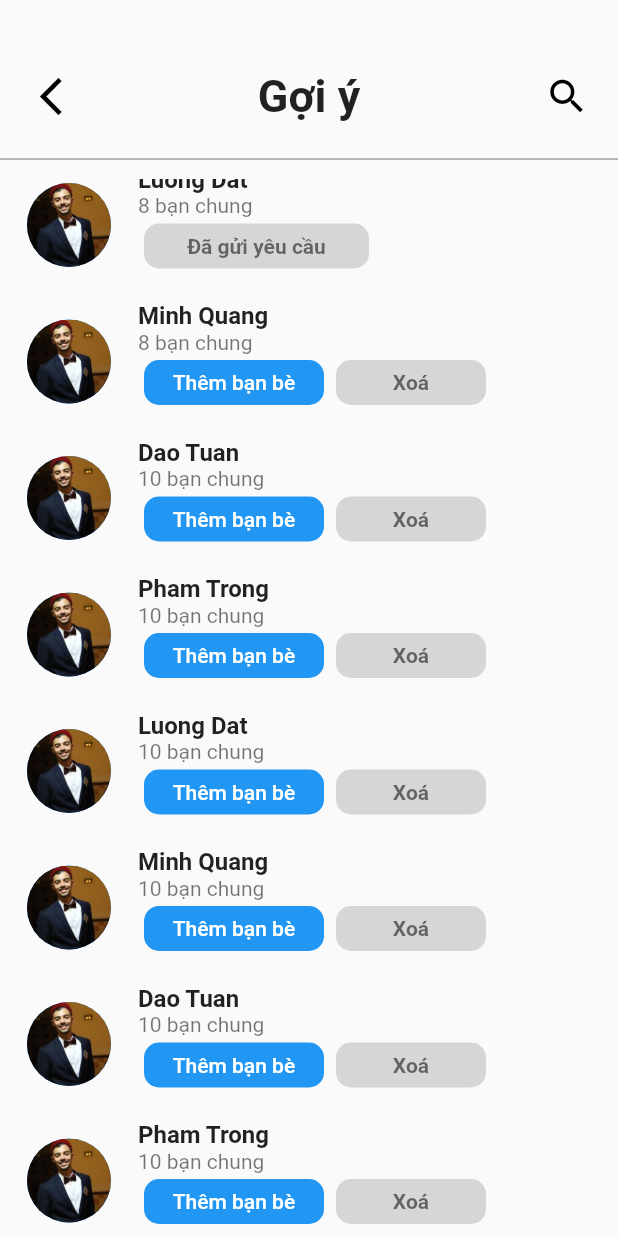
After one commit to nbtpj/foodnet_01, a Flutter app: the FriendSuggestion screen opened directly, scrolled down 54 dp, after a tap on "Thêm bạn bè", on a phone screen of 412 x 824 dp. The commit adds this screen. Run offline on Flutter 3.47's test engine with Material 2 defaults, Android fonts, the phone set to English and light mode, and no system bars; our stand-ins replace carousel_slider, curved_navigation_bar, firebase_auth, firebase_core, firebase_database, firebase_storage and 3 more; accounts and stored records are empty.

Commit message:
add friend suggestion screen and data for this screen

```diff
--- a/lib/ui/components/friend_item.dart
+++ b/lib/ui/components/friend_item.dart
@@ -265,3 +265,146 @@ class _FriendListItemState extends State<FriendListItem> {
     );
   }
 }
+
+class FriendSuggestionItem extends StatefulWidget {
+  final String userAsset;
+  final String name;
+  final int mutualism;
+  final String index;
+  //final void Function(int) eraseFriendsList;
+  const FriendSuggestionItem({
+    Key? key,
+    required this.userAsset,
+    required this.name,
+    required this.mutualism,
+    required this.index,
+    //required this.eraseFriendsList,
+  }) : super(key: key);
+
+  @override
+  _FriendSuggestionItemState createState() => _FriendSuggestionItemState();
+}
+
+class _FriendSuggestionItemState extends State<FriendSuggestionItem> {
+  bool _confirm = false;
+
+  void _updateConfirm() {
+    setState(() {
+      _confirm = true;
+    });
+  }
+  @override
+  Widget build(BuildContext context) {
+    return ListTile(
+      title: Text(
+        widget.name,
+        style: TextStyle(
+            fontWeight: FontWeight.w600
+        ),
+      ),
+      isThreeLine: false,
+      leading: CircleAvatar(
+        radius: 30,
+        backgroundImage: AssetImage(widget.userAsset),
+      ),
+      subtitle: Column(
+        crossAxisAlignment: CrossAxisAlignment.start,
+        children: [
+          Text(widget.mutualism.toString() + " bạn chung"),
+          (_confirm
+              ? Confirmed1()
+              : UnConfirm1(updateConfirm: _updateConfirm,
+              /*eraseFriendsList: widget.eraseFriendsList,*/ index: widget.index
+          )
+          )
+        ],
+      ),
+    );
+  }
+}
+
+class UnConfirm1 extends StatelessWidget {
+  final void Function() updateConfirm;
+  //final void Function(int) eraseFriendsList;
+  final String index;
+  const UnConfirm1 ({
+    Key? key,
+    required this.updateConfirm,
+    //required this.eraseFriendsList,
+    required this.index,
+  }) : super(key: key);
+
+  @override
+  Widget build(BuildContext context) {
+    return Row(
+      children: [
+        GestureDetector(
+          onTap: () {
+            updateConfirm();
+          },
+          child: Container(
+            decoration: BoxDecoration(
+                color: Colors.blue,
+                borderRadius: BorderRadius.circular(10)),
+            margin: const EdgeInsets.all(4),
+            width: 120,
+            height: 30,
+            alignment: Alignment.center,
+            child: const Text(
+              "Thêm bạn bè",
+              style: TextStyle(
+                color: Colors.white,
+                fontWeight: FontWeight.w500,
+              ),
+            ),
+          ),
+        ),
+        GestureDetector(
+          onTap: () {
+            //eraseFriendsList(index);
+          },
+          child: Container(
+            decoration: BoxDecoration(
+                color: Colors.grey[350],
+                borderRadius: BorderRadius.circular(10)),
+            margin: const EdgeInsets.all(4),
+            width: 100,
+            height: 30,
+            alignment: Alignment.center,
+            child: const Text(
+              "Xoá",
+              style: TextStyle(
+                fontWeight: FontWeight.w600,
+              ),
+            ),
+          ),
+        )
+      ],
+    );
+  }
+}
+
+class Confirmed1 extends StatelessWidget {
+  const Confirmed1 ({Key? key}) : super(key: key);
+
+  @override
+  Widget build(BuildContext context) {
+    return Row(
+      children: [
+        Container(
+            decoration: BoxDecoration(
+                color: Colors.grey[350],
+                borderRadius: BorderRadius.circular(10)),
+            margin: const EdgeInsets.all(4),
+            width: 150,
+            height: 30,
+            alignment: Alignment.center,
+            child: Text(
+              "Đã gửi yêu cầu",
+              style: TextStyle(fontWeight: FontWeight.bold),
+            ),
+        ),
+      ],
+    );
+  }
+}
--- a/lib/ui/screens/friend/friend_invitations.dart
+++ b/lib/ui/screens/friend/friend_invitations.dart
@@ -1,5 +1,6 @@
 import 'package:flutter/material.dart';
 import 'package:foodnet_01/ui/screens/friend/friend_list.dart';
+import 'package:foodnet_01/ui/screens/friend/friend_suggestions.dart';
 import 'package:foodnet_01/util/navigate.dart';
 
 import '../../../util/data.dart';
@@ -60,7 +61,11 @@ class _FriendsState extends State<Friends> {
                   children: [
                     Row(
                       children: [
-                        Container(
+                        GestureDetector(
+                          onTap: () {
+                            Navigate.pushPage(context, const FriendSuggestion());
+                          },
+                          child: Container(
                             decoration: BoxDecoration(
                                 color: Colors.grey[350],
                                 borderRadius: BorderRadius.circular(20)),
@@ -75,6 +80,8 @@ class _FriendsState extends State<Friends> {
                               ),
                             ),
                           ),
+                        ),
+
                         GestureDetector(
                           onTap: () {
                             Navigate.pushPage(context, const FriendList());
--- /dev/null
+++ b/lib/ui/screens/friend/friend_suggestions.dart
@@ -0,0 +1,123 @@
+import 'package:flutter/material.dart';
+import 'package:foodnet_01/util/data.dart';
+import 'package:foodnet_01/util/entities.dart';
+
+import '../../../util/navigate.dart';
+import '../../components/friend_item.dart';
+
+class FriendSuggestion extends StatefulWidget {
+  const FriendSuggestion({Key? key}) : super(key: key);
+
+  @override
+  _FriendSuggestionState createState() => _FriendSuggestionState();
+}
+
+class _FriendSuggestionState extends State<FriendSuggestion> {
+  /*void _eraseFriendsList(int index) {
+    setState(() {
+      friend1s.removeAt(index);
+    });
+  }*/
+
+  @override
+  Widget build(BuildContext context) {
+    Future<List<FriendData>> fetchRootFriend() async {
+      //todo: implement get root post (categorical post)
+      return get_friends(Filter(search_type: "friend_suggestions")).toList();
+    }
+    return Scaffold(
+      body: Column(
+        children: [
+          Container(
+            margin: const EdgeInsets.only(left: 10, right: 10, top: 40, bottom: 10),
+            child: Row(
+              mainAxisAlignment: MainAxisAlignment.spaceBetween,
+              children: [
+                IconButton(
+                  onPressed: () {
+                    Navigate.popPage(context);
+                  },
+                  icon: const Icon(IconData(0xe094, fontFamily: 'MaterialIcons')),
+                  color: Colors.black,
+                  iconSize: 30,
+                ),
+                const Text(
+                  "Gợi ý",
+                  style: TextStyle(
+                      fontSize: 30, fontWeight: FontWeight.bold),
+                ),
+                IconButton(
+                  onPressed: () {},
+                  icon: const Icon(Icons.search),
+                  color: Colors.black,
+                  iconSize: 30,
+                  padding: const EdgeInsets.only(right: 0),
+                ),
+              ],
+            ),
+          ),
+
+          const Divider(
+            color: Colors.black54,
+          ),
+          const SizedBox(
+            height: 5,
+          ),
+
+          Expanded(
+              child: SingleChildScrollView(
+                child: Column(
+                  children: [
+                    Container(
+                      margin: const EdgeInsets.only(left: 12, right: 12, top: 12),
+                      child: Row(
+                        children: const [
+                          Text(
+                            "Những người bạn có thể biết",
+                            style: TextStyle(
+                              fontSize: 25,
+                              fontWeight: FontWeight.w500,
+                            ),
+                          ),
+                        ],
+                      ),
+                    ),
+
+                    FutureBuilder<List<FriendData>>(
+                        future: fetchRootFriend(),
+                        builder: (context, snapshot) {
+                          if (snapshot.hasData) {
+                            var friendSuggestions = snapshot.data ?? [];
+                            return ListView.separated(
+                                shrinkWrap: true,
+                                physics: const NeverScrollableScrollPhysics(),
+                                separatorBuilder: (BuildContext context, int index) {
+                                  return const SizedBox(
+                                    height: 10,
+                                  );
+                                },
+                                itemCount: friendSuggestions.length,
+                                itemBuilder: (BuildContext context, int index) {
+                                  var friendItem = friendSuggestions[index];
+                                  return FriendSuggestionItem(
+                                    userAsset: friendItem.userAsset,
+                                    name: friendItem.name,
+                                    mutualism: friendItem.mutualism!,
+                                    index: friendItem.id!,
+                                  );
+                                }
+                            );
+                          } else {
+                            return const Center();
+                          }
+                        })
+                  ],
+                ),
+              )
+          )
+
+        ],
+      ),
+    );
+  }
+}
--- a/lib/util/data.dart
+++ b/lib/util/data.dart
@@ -204,6 +204,49 @@ Stream<FriendData> get_friends(Filter filter) async* {
         mutualism: 10);
 
   }
+
+  if (filter.search_type! == "friend_suggestions") {
+    yield FriendData(
+        id: '1',
+        name: "Luong Dat",
+        userAsset: "assets/friend/tarek.jpg",
+        mutualism: 8);
+    yield FriendData(
+        id: '2',
+        name: "Minh Quang",
+        userAsset: "assets/friend/tarek.jpg",
+        mutualism: 8);
+    yield FriendData(
+        id: '3',
+        name: "Dao Tuan",
+        userAsset: "assets/friend/tarek.jpg",
+        mutualism: 10);
+    yield FriendData(
+        id: '4',
+        name: "Pham Trong",
+        userAsset: "assets/friend/tarek.jpg",
+        mutualism: 10);
+    yield FriendData(
+        id: '5',
+        name: "Luong Dat",
+        userAsset: "assets/friend/tarek.jpg",
+        mutualism: 10);
+    yield FriendData(
+        id: '6',
+        name: "Minh Quang",
+        userAsset: "assets/friend/tarek.jpg",
+        mutualism: 10);
+    yield FriendData(
+        id: '7',
+        name: "Dao Tuan",
+        userAsset: "assets/friend/tarek.jpg",
+        mutualism: 10);
+    yield FriendData(
+        id: '8',
+        name: "Pham Trong",
+        userAsset: "assets/friend/tarek.jpg",
+        mutualism: 10);
+  }
 }
 
 Stream<Tuple2<double, Object>?> search(Filter filter) async* {
```
Lines whose indentation alone changed are shown as unchanged.
